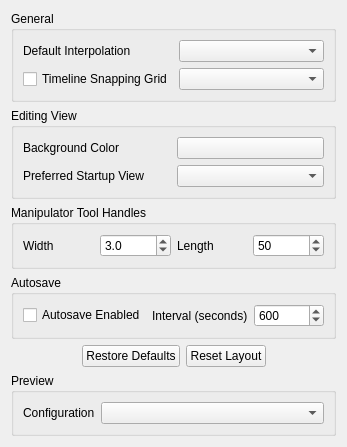
First picture: the form in src/Authoring/Studio/_Win/UI/StudioAppPrefsPage.ui, repository flyhex/qt3dstudio, before the edit.
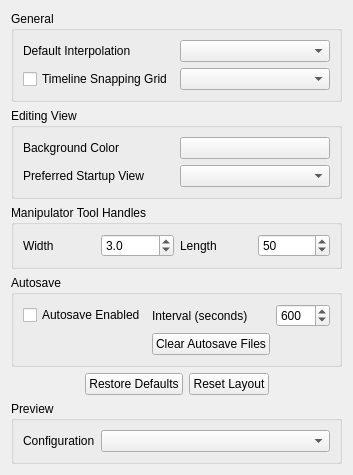
Second picture: the form after the edit.

Commit message:
Add button for clearing autosave files to preferences dialog
Task-number: QT3DS-1365

Patch:
```diff
--- a/src/Authoring/Studio/_Win/UI/StudioAppPrefsPage.ui
+++ b/src/Authoring/Studio/_Win/UI/StudioAppPrefsPage.ui
@@ -7,7 +7,7 @@
     <x>0</x>
     <y>0</y>
     <width>347</width>
-    <height>387</height>
+    <height>400</height>
    </rect>
   </property>
   <property name="windowTitle">
@@ -188,6 +188,16 @@
         </property>
        </widget>
       </item>
+      <item row="1" column="1">
+       <widget class="QPushButton" name="clearAutosaveFiles">
+        <property name="toolTip">
+         <string>Clear all autosave files from project folder</string>
+        </property>
+        <property name="text">
+         <string>Clear Autosave Files</string>
+        </property>
+       </widget>
+      </item>
      </layout>
     </widget>
    </item>
```
Left out of the diff: 9 changed lines with no effect on the pictures. The commit also changes 3 other files.
